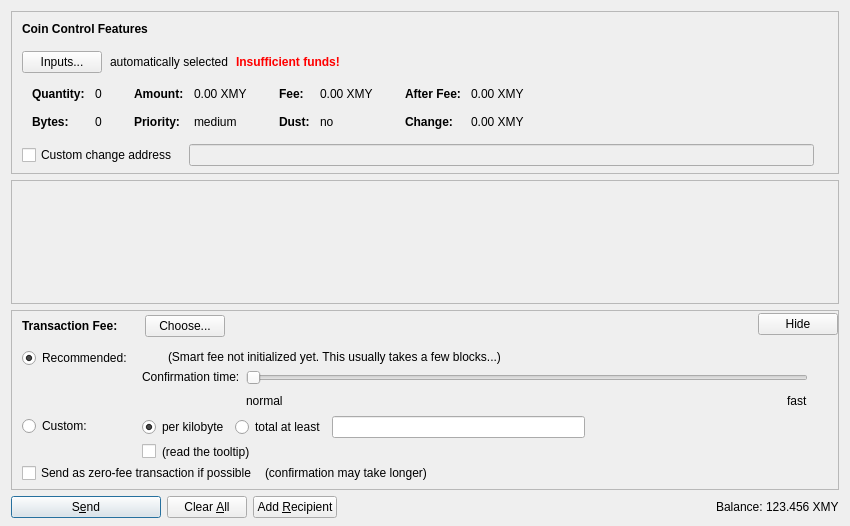
Before: the Qt Designer form src/qt/forms/sendcoinsdialog.ui in jcomeauictx/argentum, drawn with Qt 5.
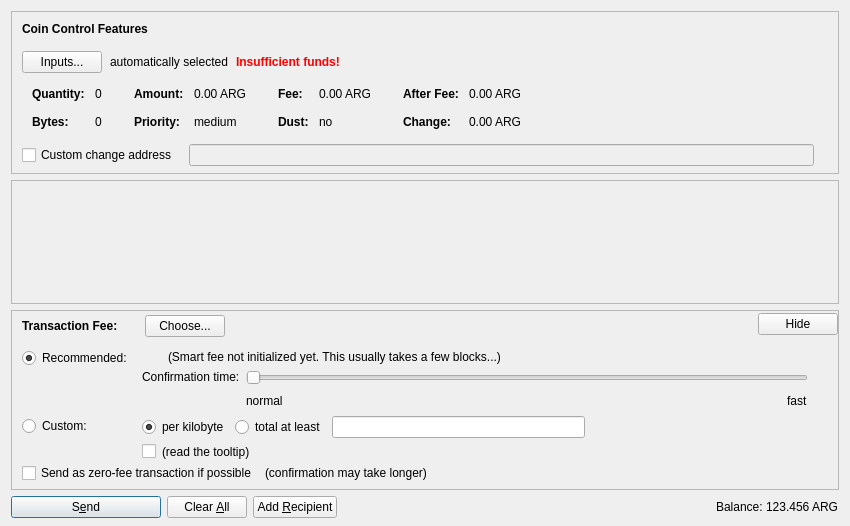
After: the same form once the commit is applied. Icons and pictures are not drawn. Custom widgets are drawn as their Qt base class.

```diff
--- a/src/qt/forms/sendcoinsdialog.ui
+++ b/src/qt/forms/sendcoinsdialog.ui
@@ -324,7 +324,7 @@
                   <enum>Qt::ActionsContextMenu</enum>
                  </property>
                  <property name="text">
-                  <string notr="true">0.00 XMY</string>
+                  <string notr="true">0.00 ARG</string>
                  </property>
                  <property name="textInteractionFlags">
                   <set>Qt::LinksAccessibleByMouse|Qt::TextSelectableByKeyboard|Qt::TextSelectableByMouse</set>
@@ -404,7 +404,7 @@
                   <enum>Qt::ActionsContextMenu</enum>
                  </property>
                  <property name="text">
-                  <string notr="true">0.00 XMY</string>
+                  <string notr="true">0.00 ARG</string>
                  </property>
                  <property name="textInteractionFlags">
                   <set>Qt::LinksAccessibleByMouse|Qt::TextSelectableByKeyboard|Qt::TextSelectableByMouse</set>
@@ -484,7 +484,7 @@
                   <enum>Qt::ActionsContextMenu</enum>
                  </property>
                  <property name="text">
-                  <string notr="true">0.00 XMY</string>
+                  <string notr="true">0.00 ARG</string>
                  </property>
                  <property name="textInteractionFlags">
                   <set>Qt::LinksAccessibleByMouse|Qt::TextSelectableByKeyboard|Qt::TextSelectableByMouse</set>
@@ -513,7 +513,7 @@
                   <enum>Qt::ActionsContextMenu</enum>
                  </property>
                  <property name="text">
-                  <string notr="true">0.00 XMY</string>
+                  <string notr="true">0.00 ARG</string>
                  </property>
                  <property name="textInteractionFlags">
                   <set>Qt::LinksAccessibleByMouse|Qt::TextSelectableByKeyboard|Qt::TextSelectableByMouse</set>
@@ -1352,7 +1352,7 @@
           <cursorShape>IBeamCursor</cursorShape>
          </property>
          <property name="text">
-          <string notr="true">123.456 XMY</string>
+          <string notr="true">123.456 ARG</string>
          </property>
          <property name="textInteractionFlags">
           <set>Qt::LinksAccessibleByMouse|Qt::TextSelectableByKeyboard|Qt::TextSelectableByMouse</set>
```
